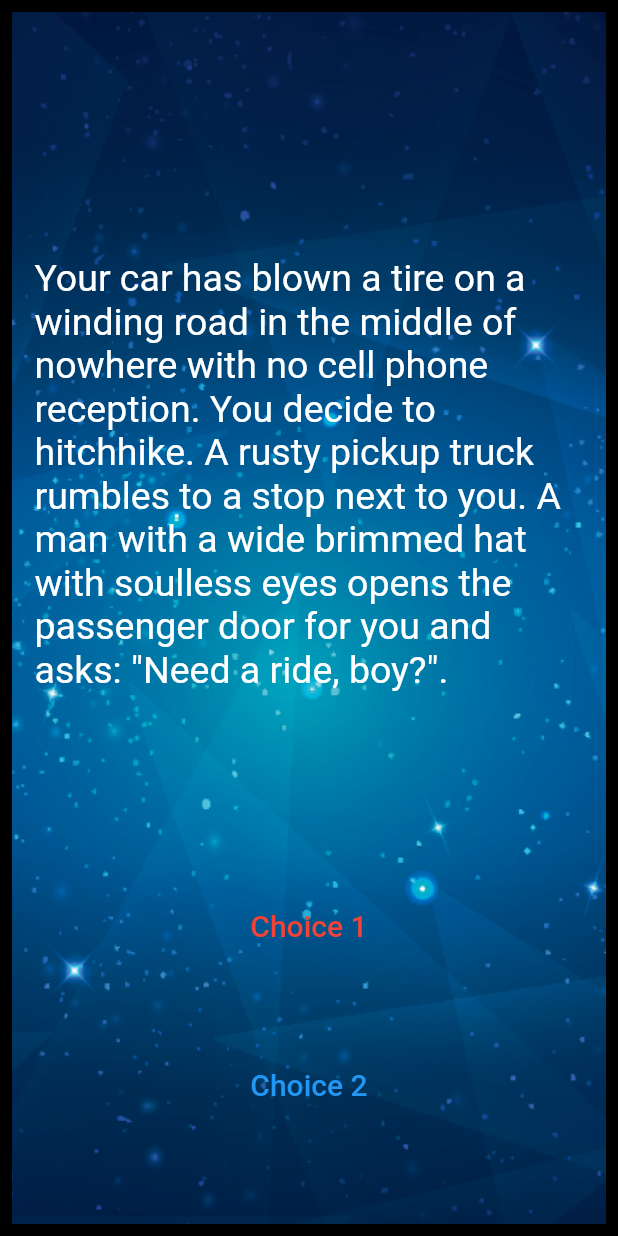
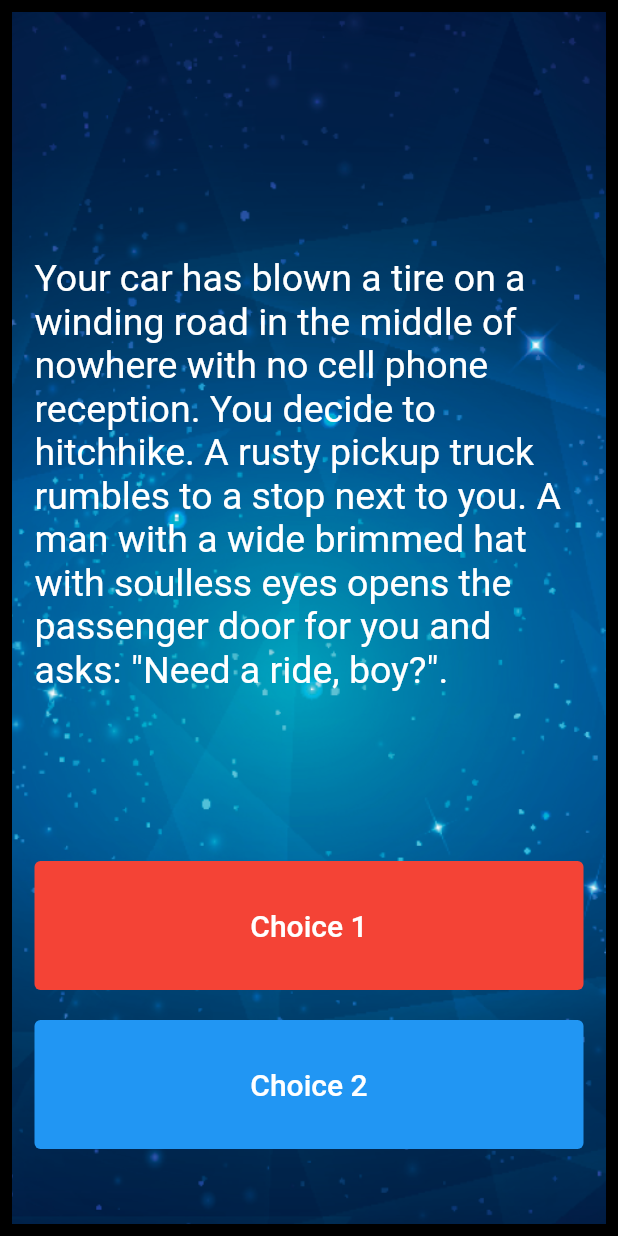
Before and after one commit to ljcpeixoto/destini, a Flutter app: the screen it shows after launch, on a phone screen of 412 x 824 dp. Run offline on Flutter 3.47's test engine with Material 2 defaults, Android fonts, the phone set to English and light mode, and no system bars.

Commit message:
Fix choice buttons colors

```diff
--- a/lib/main.dart
+++ b/lib/main.dart
@@ -65,7 +65,8 @@ class _StoryPageState extends State<StoryPage> {
                     //TODO: Step 18 - Call the nextStory() method from storyBrain and pass the number 1 as the choice made by the user.
                   },
                   style: TextButton.styleFrom(
-                    foregroundColor: Colors.red,
+                    backgroundColor: Colors.red,
+                    foregroundColor: Colors.white,
                   ),
                   child: const Text(
                     //TODO: Step 13 - Use the storyBrain to get the text for choice 1.
@@ -89,7 +90,8 @@ class _StoryPageState extends State<StoryPage> {
                     //TODO: Step 19 - Call the nextStory() method from storyBrain and pass the number 2 as the choice made by the user.
                   },
                   style: TextButton.styleFrom(
-                    foregroundColor: Colors.blue,
+                    backgroundColor: Colors.blue,
+                    foregroundColor: Colors.white,
                   ),
                   child: const Text(
                     //TODO: Step 14 - Use the storyBrain to get the text for choice 2.
```
